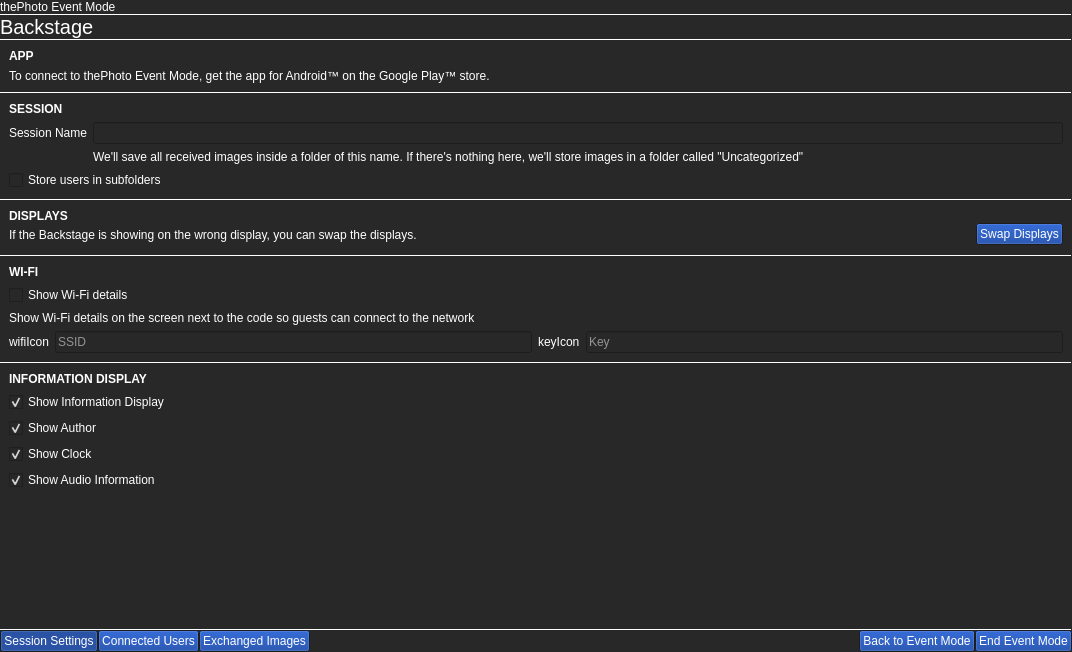
This is event/eventmodesettings.ui in theCheeseboard/thephoto as Qt 5 draws it before an edit. The edited form follows.
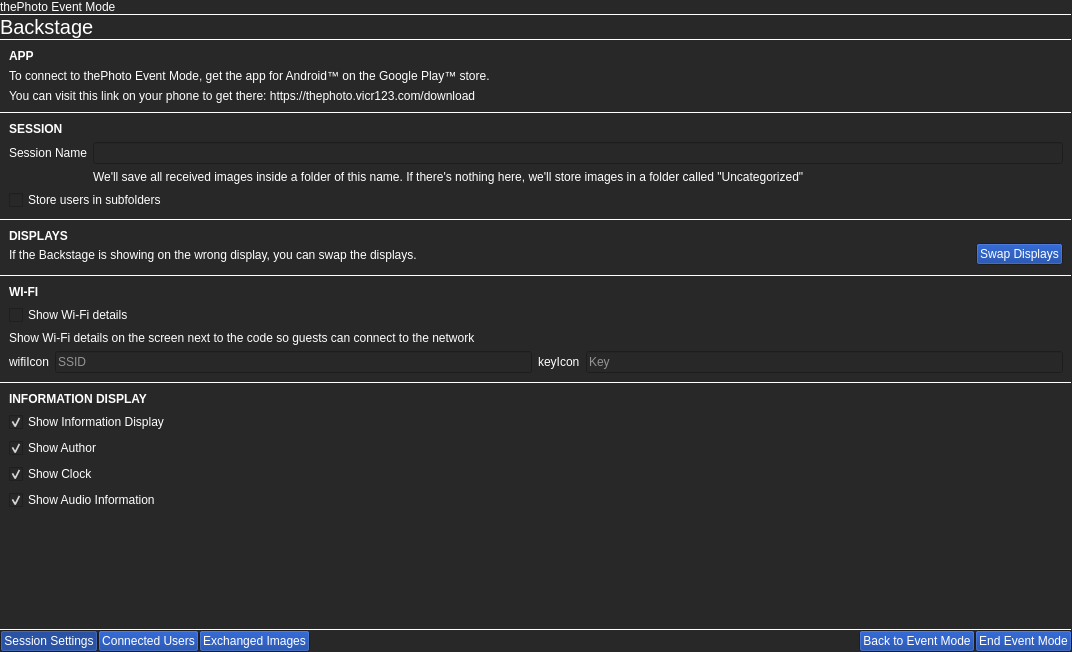
This is the edited form. Icons and pictures are not drawn. Custom widgets are drawn as their Qt base class.

```diff
--- a/event/eventmodesettings.ui
+++ b/event/eventmodesettings.ui
@@ -94,6 +94,15 @@
        </color>
       </brush>
      </colorrole>
+     <colorrole role="PlaceholderText">
+      <brush brushstyle="NoBrush">
+       <color alpha="128">
+        <red>255</red>
+        <green>255</green>
+        <blue>255</blue>
+       </color>
+      </brush>
+     </colorrole>
     </active>
     <inactive>
      <colorrole role="WindowText">
@@ -177,6 +186,15 @@
        </color>
       </brush>
      </colorrole>
+     <colorrole role="PlaceholderText">
+      <brush brushstyle="NoBrush">
+       <color alpha="128">
+        <red>255</red>
+        <green>255</green>
+        <blue>255</blue>
+       </color>
+      </brush>
+     </colorrole>
     </inactive>
     <disabled>
      <colorrole role="WindowText">
@@ -260,6 +278,15 @@
        </color>
       </brush>
      </colorrole>
+     <colorrole role="PlaceholderText">
+      <brush brushstyle="NoBrush">
+       <color alpha="128">
+        <red>255</red>
+        <green>255</green>
+        <blue>255</blue>
+       </color>
+      </brush>
+     </colorrole>
     </disabled>
    </palette>
   </property>
@@ -396,6 +423,13 @@
            </property>
           </widget>
          </item>
+         <item>
+          <widget class="QLabel" name="label_15">
+           <property name="text">
+            <string>You can visit this link on your phone to get there: https://thephoto.vicr123.com/download</string>
+           </property>
+          </widget>
+         </item>
         </layout>
        </item>
        <item>
@@ -1082,6 +1116,14 @@
    </item>
   </layout>
  </widget>
+ <customwidgets>
+  <customwidget>
+   <class>tStackedWidget</class>
+   <extends>QStackedWidget</extends>
+   <header location="global">tstackedwidget.h</header>
+   <container>1</container>
+  </customwidget>
+ </customwidgets>
  <resources>
   <include location="../resources.qrc"/>
  </resources>
```
Left out of the diff: 2 changed lines with no effect on the pictures.
